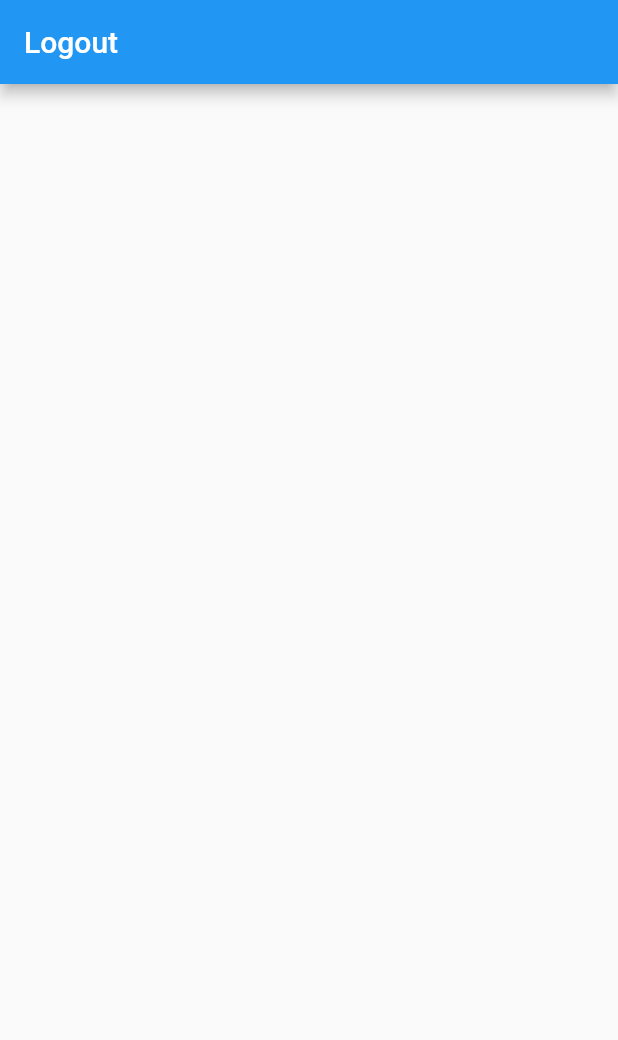
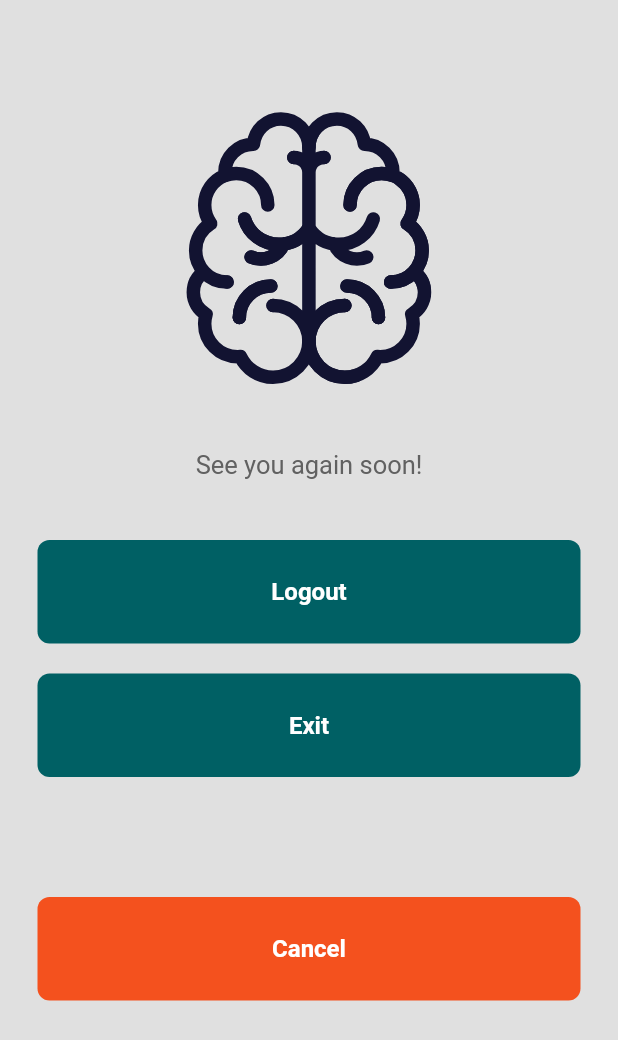
Before and after one commit to TiagoRibeiro02/Play2Learn-Flutter-, a Flutter app: the LogoutPage screen opened directly, on a phone screen of 412 x 824 dp. Shown: the top 1040 px of the screen. Run offline on Flutter 3.47's test engine with Material 2 defaults, Android fonts, the phone set to English and light mode, and no system bars; our stand-ins replace curved_navigation_bar, fluttertoast, lottie.

Commit message:
logout ui

```diff
--- /dev/null
+++ b/play2learn/lib/Components/button2.dart
@@ -0,0 +1,32 @@
+import 'package:flutter/material.dart';
+
+class Button2 extends StatelessWidget {
+  final Function()? onTap;
+  final String text;
+  final Color? color;
+  const Button2({super.key, required this.onTap, required this.text, required this.color});
+
+  @override
+  Widget build(BuildContext context) {
+    return GestureDetector(
+      onTap: onTap,
+      child: Container(
+        padding: EdgeInsets.all(25.0),
+        decoration: BoxDecoration(
+            color: color,
+            borderRadius: BorderRadius.circular(8)
+        ),
+        child: Center(
+          child: Text(
+            text,
+            style: TextStyle(
+              color: Colors.white,
+              fontSize: 16,
+              fontWeight: FontWeight.bold,
+            ),
+          ),
+        ),
+      ),
+    );;
+  }
+}
--- a/play2learn/lib/Pages/logout_page.dart
+++ b/play2learn/lib/Pages/logout_page.dart
@@ -1,4 +1,6 @@
 import 'package:flutter/material.dart';
+import 'package:lottie/lottie.dart';
+import 'package:play2learn/Components/button2.dart';
 
 class LogoutPage extends StatefulWidget {
   const LogoutPage({super.key});
@@ -8,11 +10,70 @@ class LogoutPage extends StatefulWidget {
 }
 
 class _LogoutPageState extends State<LogoutPage> {
+
+
+
   @override
   Widget build(BuildContext context) {
     return Scaffold(
-      appBar: AppBar(
-        title: Text('Logout'),
+      resizeToAvoidBottomInset: false,
+      backgroundColor: Colors.grey[300],
+      body: SafeArea(
+        child: SingleChildScrollView(
+          padding: const EdgeInsets.symmetric(horizontal: 25.0, vertical: 40.0),
+          child: Center(
+            child:
+                Column(
+                    mainAxisAlignment: MainAxisAlignment.center,
+                    children: [
+                      //logo
+                      Center(
+                        child: Lottie.asset(
+                            'assets/animation_brain.json',
+                            repeat: false,
+                            height: 250,
+                            width: 250,
+                            animate: false
+                        ),
+                      ),
+
+                      const SizedBox(height: 10,),
+
+                      //Goodbye message
+                      Text(
+                        "See you again soon!",
+                        style: TextStyle(
+                          color: Colors.grey[700],
+                            fontSize: 17.0
+                        ),
+                      ),
+
+                      const SizedBox(height: 40,),
+
+                      Button2(
+                          onTap: (){},
+                          text: 'Logout',
+                          color: Colors.cyan[900],
+                      ),
+
+                      const SizedBox(height: 20,),
+
+                      Button2(
+                          onTap: (){},
+                          text: 'Exit',
+                          color: Colors.cyan[900],
+                      ),
+
+                      const SizedBox(height: 80,),
+
+                      Button2(
+                          onTap: (){},
+                          text: 'Cancel',
+                          color: Colors.deepOrange[600],
+                      ),
+                ]),
+          ),
+        ),
       ),
     );
   }
```
